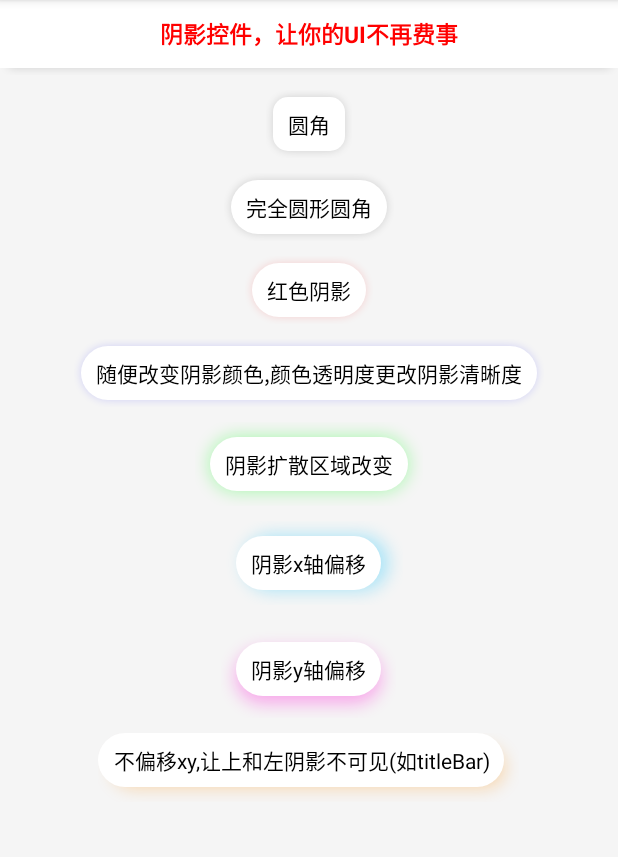
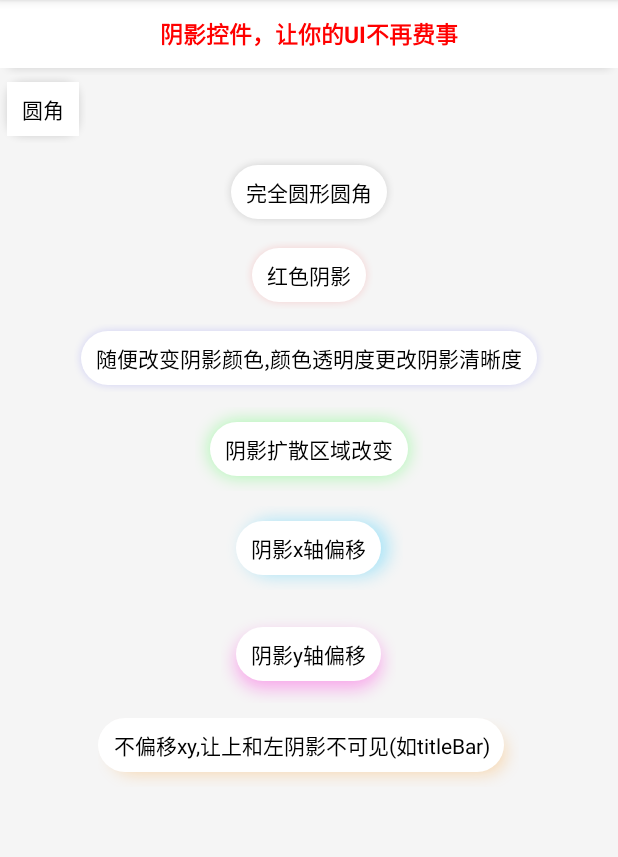
Before and after one commit to yangchong211/YCJniHelper, an Android app: the ShadowViewDemo3Activity screen opened directly, with no data from a screen before it, on a phone screen of 412 x 824 dp, the part 84-941 px from its top. Run offline under Robolectric (Android 15) with nearby library versions, the phone set to English and light mode, and no system bars.

Commit message:
优化自定义背景控件

```diff
--- a/app/src/main/res/layout/activity_shadow_view_demo3.xml
+++ b/app/src/main/res/layout/activity_shadow_view_demo3.xml
@@ -37,23 +37,28 @@
         <com.ns.yc.yccardviewlib.shadow.ShadowLayout
             android:layout_width="wrap_content"
             android:layout_height="wrap_content"
-            android:layout_gravity="center_horizontal"
-            android:layout_marginTop="10dp"
             app:yc_cornerRadius="10dp"
             app:yc_dx="0dp"
             app:yc_dy="0dp"
             app:yc_shadowColor="#2a000000"
             app:yc_shadowLimit="5dp">
 
+            <RelativeLayout
+                android:layout_width="wrap_content"
+                android:layout_height="wrap_content"
+                android:background="@drawable/shape_show">
                 <TextView
                     android:layout_width="wrap_content"
                     android:layout_height="36dp"
-                android:background="@drawable/shape_show"
+                    android:background="@color/white"
                     android:gravity="center"
                     android:paddingLeft="10dp"
                     android:paddingRight="10dp"
                     android:text="圆角"
                     android:textColor="#000" />
+            </RelativeLayout>
+
+
 
         </com.ns.yc.yccardviewlib.shadow.ShadowLayout>
 
```
Lines whose indentation alone changed are shown as unchanged.
